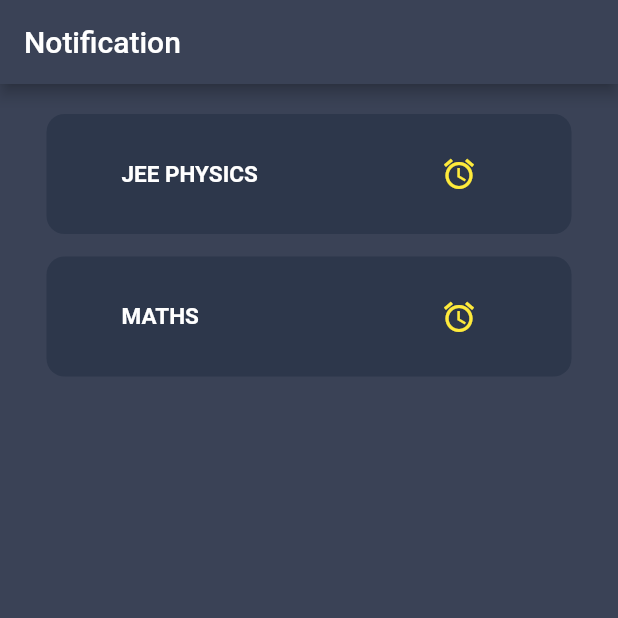
After one commit to jabinjaleel/MICROLECTURE, a Flutter app: the DisplaySettingsStateful screen opened directly, after a tap on "Notification", on a phone screen of 412 x 824 dp, the top half of it. The commit adds this screen. Run offline on Flutter 3.47's test engine with Material 2 defaults, Android fonts, the phone set to English and light mode, and no system bars; our stand-ins replace animated_text_kit, carousel_slider, intro_slider, percent_indicator, video_player; missing offline and left inert: search_widget; network calls fail.

Commit message:
notification

```diff
--- /dev/null
+++ b/lib/pages/notification.dart
@@ -0,0 +1,130 @@
+import 'package:flutter/cupertino.dart';
+import 'package:flutter/material.dart';
+import 'package:mbls/pages/Exam.dart';
+import 'package:mbls/pages/homePage.dart';
+import 'package:mbls/pages/bottomNavigatipPage.dart';
+import 'package:mbls/pages/profile.dart';
+import 'package:mbls/pages/settings.dart';
+import 'package:mbls/pages/subscribedCourses.dart';
+
+class SubjectNotification extends StatelessWidget {
+  // This widget is the root of your application.
+  @override
+  Widget build(BuildContext context) {
+    return MaterialApp(
+      debugShowCheckedModeBanner: false,
+      title: 'Flutter Demo',
+      theme: ThemeData(
+        primarySwatch: Colors.blue,
+      ),
+      home: SubjectNotificationStateful(title: ''),
+    );
+  }
+}
+
+class SubjectNotificationStateful extends StatefulWidget {
+  SubjectNotificationStateful({Key key, this.title}) : super(key: key);
+
+  final String title;
+
+  @override
+  SubjectNotificationState createState() => SubjectNotificationState();
+}
+
+class SubjectNotificationState extends State<SubjectNotificationStateful> {
+  DateTime currentDate = DateTime.now();
+
+  Future<void> _selectDate(BuildContext context) async {
+    final DateTime pickedDate = await showDatePicker(
+        context: context,
+        initialDate: currentDate,
+        firstDate: DateTime(2015),
+        lastDate: DateTime(2050));
+    if (pickedDate != null && pickedDate != currentDate)
+      setState(() {
+        currentDate = pickedDate;
+      });
+  }
+
+  @override
+  Widget build(BuildContext context) {
+    return Scaffold(
+        backgroundColor: Color.fromRGBO(58, 66, 86, 1.0),
+        appBar: AppBar(
+          backgroundColor: Color.fromRGBO(58, 66, 86, 1.0),
+          title: Text("Notification"),
+        ),
+        body: Container(
+          margin: EdgeInsets.only(top: 20),
+          height: double.infinity,
+          width: double.infinity,
+          child: Column(
+            children: [
+              Container(
+                padding: EdgeInsets.only(left: 50),
+                child: Row(
+                  children: [
+                    Expanded(
+                      child: Text(
+                        "JEE PHYSICS",
+                        style: TextStyle(
+                            color: Colors.white,
+                            fontWeight: FontWeight.bold,
+                            fontSize: 15),
+                      ),
+                    ),
+                    Expanded(
+                        child: IconButton(
+                            onPressed: () {},
+                            icon: Icon(
+                              Icons.alarm,
+                              color: Colors.yellow,
+                            )))
+                  ],
+                ),
+                height: 80,
+                width: 350,
+                decoration: BoxDecoration(
+                    color: Color.fromRGBO(45, 55, 75, 1.0),
+                    borderRadius: BorderRadius.all(
+                      Radius.circular(12),
+                    )),
+              ),
+              SizedBox(
+                height: 15,
+              ),
+              Container(
+                padding: EdgeInsets.only(left: 50),
+                child: Row(
+                  children: [
+                    Expanded(
+                      child: Text(
+                        "MATHS",
+                        style: TextStyle(
+                            color: Colors.white,
+                            fontWeight: FontWeight.bold,
+                            fontSize: 15),
+                      ),
+                    ),
+                    Expanded(
+                        child: IconButton(
+                            onPressed: () { _selectDate(context);},
+                            icon: Icon(
+                              Icons.alarm,
+                              color: Colors.yellow,
+                            )))
+                  ],
+                ),
+                height: 80,
+                width: 350,
+                decoration: BoxDecoration(
+                    color: Color.fromRGBO(45, 55, 75, 1.0),
+                    borderRadius: BorderRadius.all(
+                      Radius.circular(12),
+                    )),
+              )
+            ],
+          ),
+        ));
+  }
+}
--- a/lib/pages/settings.dart
+++ b/lib/pages/settings.dart
@@ -1,4 +1,5 @@
 import 'package:flutter/material.dart';
+import 'package:mbls/pages/notification.dart';
 import 'package:mbls/pages/profile.dart';
 
 class DisplaySettings extends StatelessWidget {
@@ -104,17 +105,21 @@ class DisplaySettingsState extends State<DisplaySettingsStateful> {
                   ),
                 ),),
                 Divider(),
+                GestureDetector(onTap: (){
+                  Navigator.of(context).push(MaterialPageRoute(builder: (context)=>SubjectNotification()));
+                },
+                  child:
                 ListTile(
                   leading: Icon(
-                    Icons.security,
+                    Icons.notification_important_outlined,
                     color: Colors.lightBlueAccent,
                   ),
                   title: Text(
-                    "Security",
+                    "Notification",
                     style: TextStyle(
                         fontWeight: FontWeight.bold, color: Colors.white),
                   ),
-                ),
+                ),),
                 Divider(),
                 ListTile(
                   leading: Icon(
@@ -216,21 +221,16 @@ class DisplaySettingsState extends State<DisplaySettingsStateful> {
               Divider(),
               ListTile(
                   leading: Icon(
-                    Icons.yard_sharp,
+                    Icons.settings,
                     color: Colors.lightBlueAccent,
                   ),
                   title: Text(
-                    "Yahoo",
+                    "Settings",
                     style: TextStyle(
                         fontWeight: FontWeight.bold, color: Colors.white),
 
                   ),
-                  trailing: Switch(activeTrackColor: Colors.white,
 
-                      inactiveThumbColor: Colors.redAccent,
-                      value: glflag, onChanged: (gflag){
-                        flagchange1(gflag);
-                      })
               ),
               Divider(),
             ],),
```
Also changed, not shown: lib/pages/subjectDetails.dart (+18 -6 lines), lib/pages/videoClass.dart (+33 -33 lines).
